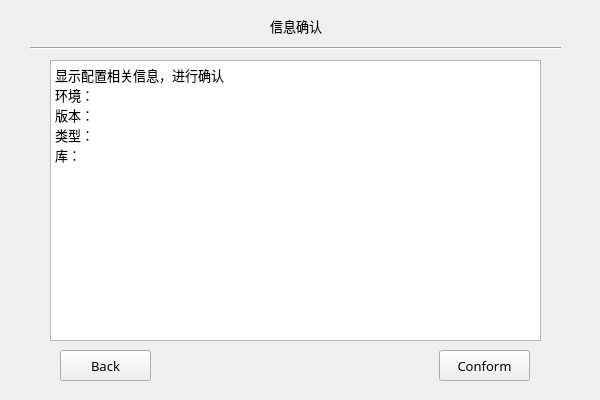
feishengfei/benchUI, file basebench/conform_page.ui: the form before one commit.
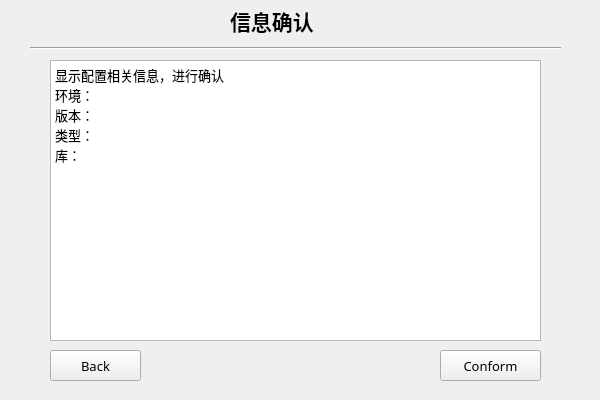
The form after the commit.

Diff of the .ui file:
```diff
--- a/basebench/conform_page.ui
+++ b/basebench/conform_page.ui
@@ -16,12 +16,18 @@
   <widget class="QPushButton" name="cfmPageBtn">
    <property name="geometry">
     <rect>
-     <x>439</x>
+     <x>440</x>
      <y>350</y>
-     <width>91</width>
+     <width>101</width>
      <height>31</height>
     </rect>
    </property>
+   <property name="sizePolicy">
+    <sizepolicy hsizetype="Ignored" vsizetype="Ignored">
+     <horstretch>0</horstretch>
+     <verstretch>0</verstretch>
+    </sizepolicy>
+   </property>
    <property name="font">
     <font>
      <family>微软雅黑</family>
@@ -35,12 +41,18 @@
   <widget class="QPushButton" name="cfmBackBtn">
    <property name="geometry">
     <rect>
-     <x>60</x>
+     <x>50</x>
      <y>350</y>
      <width>91</width>
      <height>31</height>
     </rect>
    </property>
+   <property name="sizePolicy">
+    <sizepolicy hsizetype="Ignored" vsizetype="Ignored">
+     <horstretch>0</horstretch>
+     <verstretch>0</verstretch>
+    </sizepolicy>
+   </property>
    <property name="font">
     <font>
      <family>微软雅黑</family>
@@ -100,16 +112,24 @@
   <widget class="QLabel" name="label">
    <property name="geometry">
     <rect>
-     <x>270</x>
-     <y>10</y>
-     <width>91</width>
-     <height>31</height>
+     <x>230</x>
+     <y>0</y>
+     <width>131</width>
+     <height>41</height>
     </rect>
    </property>
+   <property name="sizePolicy">
+    <sizepolicy hsizetype="Ignored" vsizetype="Ignored">
+     <horstretch>0</horstretch>
+     <verstretch>0</verstretch>
+    </sizepolicy>
+   </property>
    <property name="font">
     <font>
      <family>微软雅黑</family>
-     <pointsize>10</pointsize>
+     <pointsize>16</pointsize>
+     <weight>75</weight>
+     <bold>true</bold>
     </font>
    </property>
    <property name="text">
```
Left out of the diff: 12 changed lines with no effect on the pictures.
